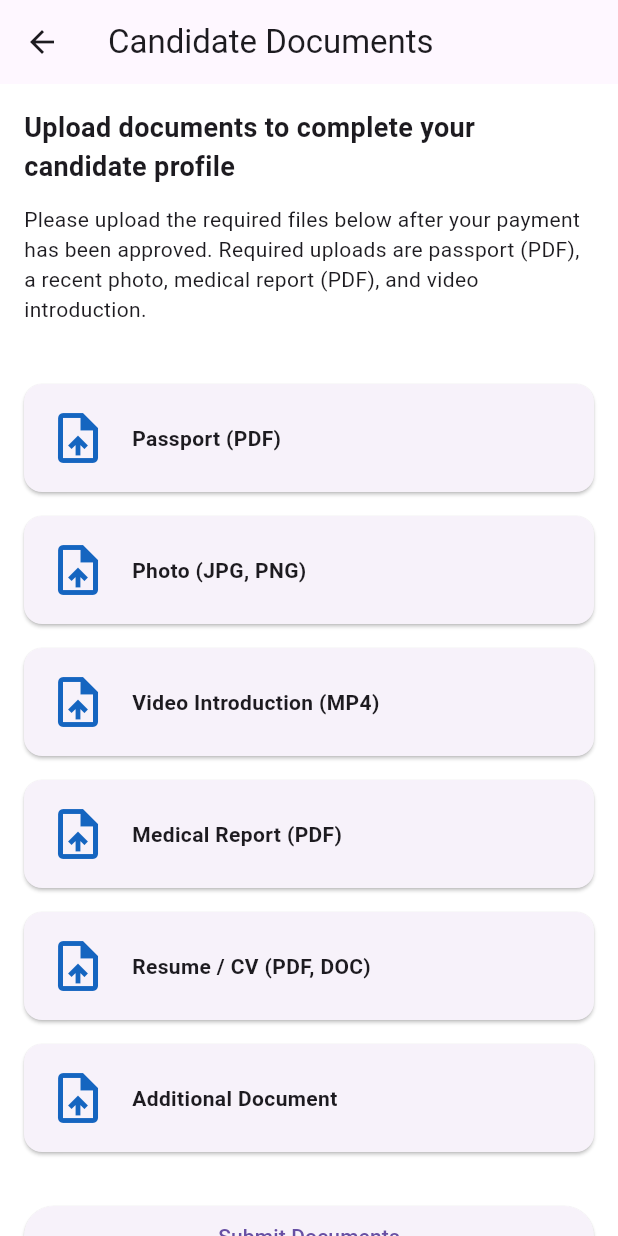
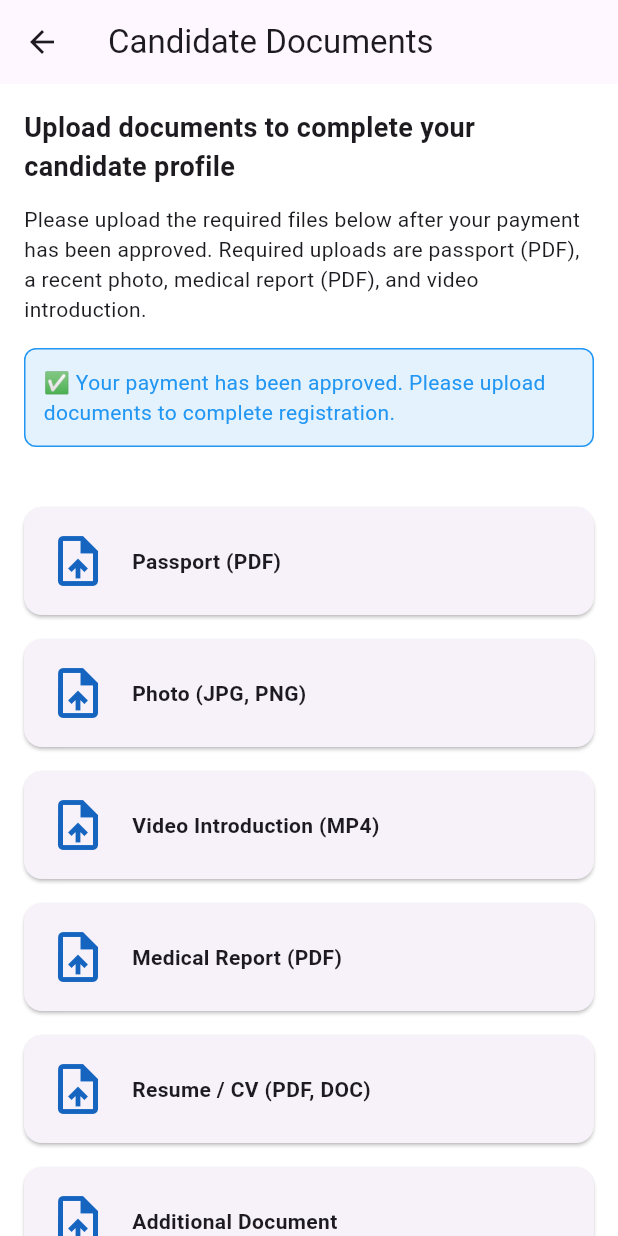
Before and after one commit to kagiageorge00-cyber/Backened-server, a Flutter app: the CandidateFormScreen screen opened by its route, on a phone screen of 412 x 824 dp. Run offline on Flutter 3.47's test engine with Material 3 defaults, Android fonts, the phone set to English and light mode, and no system bars; our stand-ins replace file_picker, flutter_secure_storage, font_awesome_flutter, google_sign_in, image_picker, pdf and 4 more; missing offline and left inert: agora_rtc_engine, encrypt, flutter_stripe; accounts and stored records are empty.

Commit message:
fix: candidate registration flow - handle missing candidates gracefully
- GET /api/candidate-form/data now returns HTTP 200 with candidateExists=false instead of 404
- CandidateFormScreen can load even when candidate doesn't exist yet
- PUT /api/candidates/:id/documents now creates new candidate using phone parameter if not found
- uniqueCode only generated after successful document submission
- Web routing properly extracts query parameters: #/candidate-form?phone=254798242350
- Backend creates candidate record on document upload instead of during payment approval

Fixes the issue where candidate records didn't exist when payment approval emails were sent.

```diff
--- a/bliss_mobile/lib/main.dart
+++ b/bliss_mobile/lib/main.dart
@@ -42,9 +42,12 @@ class ApplyApp extends StatelessWidget {
         '/home': (context) => const HomeScreen(),
         '/apply': (context) => const ApplyScreen(),
         '/candidate-form': (context) {
-          // Extract candidateId from URL query parameters
           final candidateId = Uri.base.queryParameters['candidateId'];
-          return CandidateFormScreen(candidateId: candidateId);
+          final phone = Uri.base.queryParameters['phone'];
+          return CandidateFormScreen(
+            candidateId: candidateId,
+            phone: phone,
+          );
         },
         '/jobApplication': (context) => const JobApplicationPageScreen(),
         '/admin': (context) => const AdminScreen(),
--- a/bliss_mobile/lib/screens/candidate_form_screen.dart
+++ b/bliss_mobile/lib/screens/candidate_form_screen.dart
@@ -19,6 +19,8 @@ class CandidateFormScreen extends StatefulWidget {
 class _CandidateFormScreenState extends State<CandidateFormScreen> {
   bool isSaving = false;
   String? _candidateId;
+  String? _phone;
+  bool _candidateExists = true; // ✅ NEW FIELD
 
   static const String baseUrl = ApiConfig.baseUrl;
 
@@ -36,6 +38,42 @@ class _CandidateFormScreenState extends State<CandidateFormScreen> {
     super.initState();
     _candidateId =
         widget.candidateId ?? Uri.base.queryParameters['candidateId'];
+    _phone = widget.phone ??
+        Uri.base.queryParameters['phone']; // ✅ GET PHONE FROM URL
+    _loadCandidateData(); // ✅ LOAD DATA IF EXISTS
+  }
+
+  // ✅ NEW METHOD: Load existing candidate data
+  Future<void> _loadCandidateData() async {
+    try {
+      final queryParam = _candidateId ?? _phone;
+      if (queryParam == null || queryParam.isEmpty) {
+        setState(() => _candidateExists = false);
+        return;
+      }
+
+      final url = _candidateId != null
+          ? '$baseUrl/api/candidate-form/data?candidateId=$queryParam'
+          : '$baseUrl/api/candidate-form/data?phone=${Uri.encodeComponent(queryParam)}';
+
+      final response = await http.get(Uri.parse(url));
+
+      if (response.statusCode == 200) {
+        final data = jsonDecode(response.body);
+        setState(() {
+          _candidateExists = data['candidateExists'] ?? false;
+          // Pre-fill phone from response if available
+          if (data['data'] != null && data['data']['phone'] != null) {
+            _phone = data['data']['phone'];
+          }
+        });
+      } else {
+        setState(() => _candidateExists = false);
+      }
+    } catch (e) {
+      debugPrint('Error loading candidate data: $e');
+      setState(() => _candidateExists = false);
+    }
   }
 
   bool get _hasRequiredFiles {
@@ -52,8 +90,10 @@ class _CandidateFormScreenState extends State<CandidateFormScreen> {
   }
 
   Future<void> _submitDocuments() async {
-    if (_candidateId == null || _candidateId!.isEmpty) {
-      showError('Candidate ID is required to submit documents.');
+    // ✅ UPDATED: Use candidateId or phone for submission
+    final submitId = _candidateId ?? _phone;
+    if (submitId == null || submitId.isEmpty) {
+      showError('Candidate ID or Phone is required to submit documents.');
       return;
     }
 
@@ -68,7 +108,7 @@ class _CandidateFormScreenState extends State<CandidateFormScreen> {
 
     try {
       final response = await http.put(
-        Uri.parse('$baseUrl/api/candidates/$_candidateId/documents'),
+        Uri.parse('$baseUrl/api/candidates/$submitId/documents'),
         headers: {'Content-Type': 'application/json'},
         body: jsonEncode({
           'passportUrl': _uploadedDocs['passport'],
@@ -77,6 +117,7 @@ class _CandidateFormScreenState extends State<CandidateFormScreen> {
           'medicalUrl': _uploadedDocs['medical'],
           'resumeUrl': _uploadedDocs['resume'],
           'additionalUrl': _uploadedDocs['additional'],
+          'phone': _phone, // ✅ PASS PHONE FOR CANDIDATE CREATION
         }),
       );
 
@@ -162,45 +203,61 @@ class _CandidateFormScreenState extends State<CandidateFormScreen> {
               'Required uploads are passport (PDF), a recent photo, medical report (PDF), and video introduction.',
             ),
             const SizedBox(height: 16),
+            // ✅ SHOW INFO: Candidate ID or Phone
             if (_candidateId != null)
               _buildInfoRow('Candidate ID', _candidateId!),
-            if (widget.phone != null) _buildInfoRow('Phone', widget.phone!),
+            if (_phone != null) _buildInfoRow('Phone', _phone!),
+            // ✅ SHOW STATUS
+            if (!_candidateExists)
+              Container(
+                padding: const EdgeInsets.all(12),
+                margin: const EdgeInsets.only(bottom: 16),
+                decoration: BoxDecoration(
+                  color: Colors.blue[50],
+                  border: Border.all(color: Colors.blue),
+                  borderRadius: BorderRadius.circular(8),
+                ),
+                child: const Text(
+                  '✅ Your payment has been approved. Please upload documents to complete registration.',
+                  style: TextStyle(color: Colors.blue, fontSize: 14),
+                ),
+              ),
             const SizedBox(height: 16),
             _buildDocTile(
               'Passport (PDF)',
               'passport',
               ['pdf'],
-              'candidate_documents/$_candidateId/passport',
+              'candidate_documents/${_candidateId ?? _phone}/passport',
             ),
             _buildDocTile(
               'Photo (JPG, PNG)',
               'photo',
               ['jpg', 'jpeg', 'png'],
-              'candidate_documents/$_candidateId/photo',
+              'candidate_documents/${_candidateId ?? _phone}/photo',
             ),
             _buildDocTile(
               'Video Introduction (MP4)',
               'video',
               ['mp4', 'mov', 'avi', 'mkv'],
-              'candidate_documents/$_candidateId/video',
+              'candidate_documents/${_candidateId ?? _phone}/video',
             ),
             _buildDocTile(
               'Medical Report (PDF)',
               'medical',
               ['pdf'],
-              'candidate_documents/$_candidateId/medical',
+              'candidate_documents/${_candidateId ?? _phone}/medical',
             ),
             _buildDocTile(
               'Resume / CV (PDF, DOC)',
               'resume',
               ['pdf', 'doc', 'docx'],
-              'candidate_documents/$_candidateId/resume',
+              'candidate_documents/${_candidateId ?? _phone}/resume',
             ),
             _buildDocTile(
               'Additional Document',
               'additional',
               ['pdf', 'doc', 'docx', 'jpg', 'jpeg', 'png'],
-              'candidate_documents/$_candidateId/additional',
+              'candidate_documents/${_candidateId ?? _phone}/additional',
             ),
             const SizedBox(height: 24),
             SizedBox(
```
Also changed, not shown: 2 other files.
